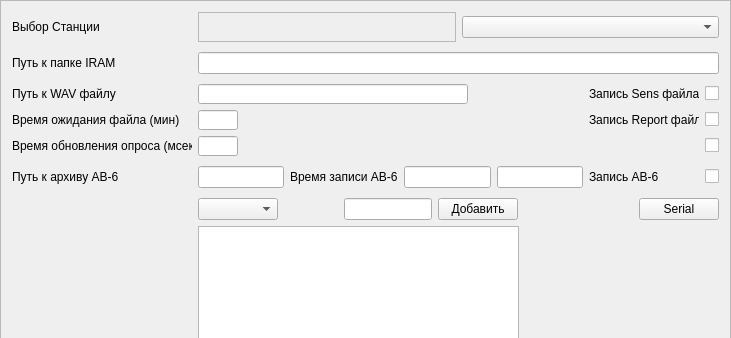
Above: Settings_design.ui from meteoaza/maint before the change; both pictures show x 0 to 731 and y 0 to 338 of the 731 by 831 pixel window. Below: the same form after it.
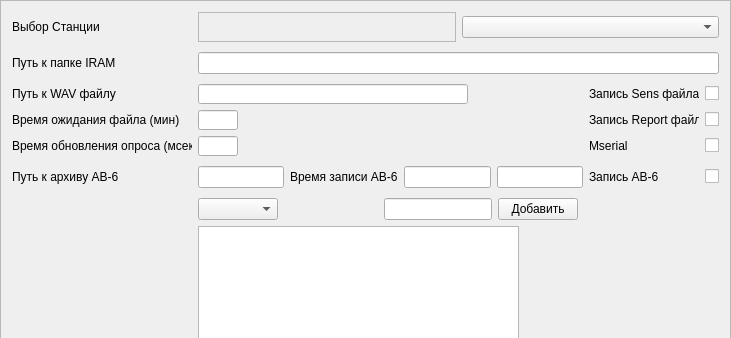
That is the form after the change. Icons and pictures are not drawn.

```diff
--- a/Settings_design.ui
+++ b/Settings_design.ui
@@ -381,7 +381,7 @@
           </size>
          </property>
          <property name="text">
-          <string/>
+          <string>Mserial</string>
          </property>
          <property name="alignment">
           <set>Qt::AlignLeading|Qt::AlignLeft|Qt::AlignVCenter</set>
@@ -642,7 +642,7 @@
          </property>
          <property name="sizeHint" stdset="0">
           <size>
-           <width>80</width>
+           <width>100</width>
            <height>20</height>
           </size>
          </property>
@@ -678,7 +678,7 @@
          </property>
          <property name="sizeHint" stdset="0">
           <size>
-           <width>135</width>
+           <width>120</width>
            <height>20</height>
           </size>
          </property>
@@ -697,13 +697,6 @@
          </property>
         </spacer>
        </item>
-       <item>
-        <widget class="QPushButton" name="buttSerial">
-         <property name="text">
-          <string>Serial</string>
-         </property>
-        </widget>
-       </item>
       </layout>
      </item>
      <item row="5" column="0">
```
Left out of the diff: 9 changed lines with no effect on the pictures.
